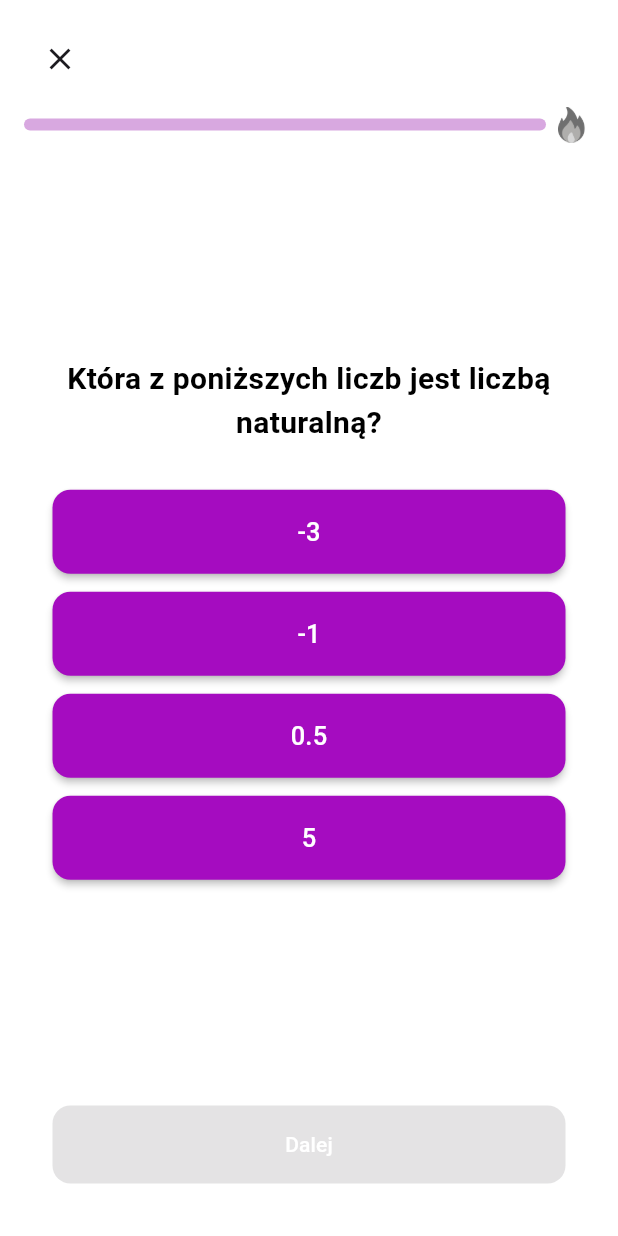
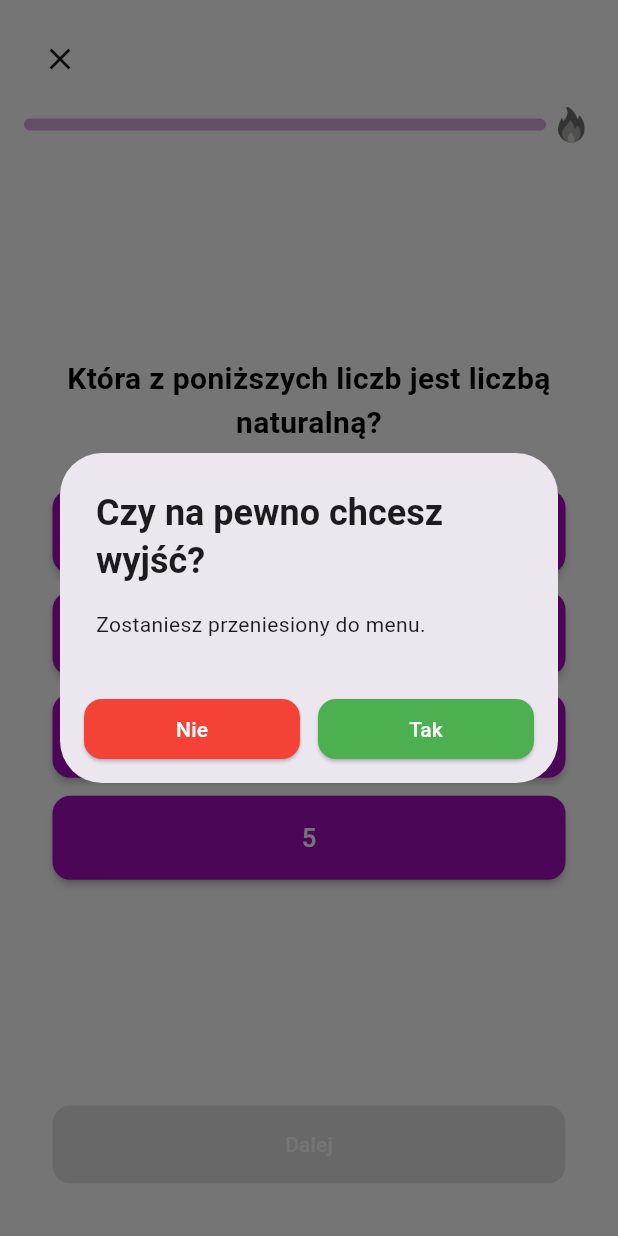
Before and after one commit to SzimiCode/AplikacjaMatematyka, a Flutter app: the QuizFirstTypePage screen opened directly, after a tap on the "close" icon, on a phone screen of 412 x 824 dp. Run offline on Flutter 3.47's test engine with Material 3 defaults, Android fonts, the phone set to English and light mode, and no system bars; our stand-ins replace dash_chat_2, flutter_dotenv, flutter_gemini, math_expressions, shared_preferences; accounts and stored records are empty; network calls fail.

Commit message:
feat: leaving button from quiz

```diff
--- a/aplikacjamatematyka/lib/features/quiz/view/widgets/app_bar_quiz_first_type_widget.dart
+++ b/aplikacjamatematyka/lib/features/quiz/view/widgets/app_bar_quiz_first_type_widget.dart
@@ -2,6 +2,7 @@ import 'package:flutter/material.dart';
 import 'package:provider/provider.dart';
 import 'package:aplikacjamatematyka/features/quiz/viewmodel/quiz_page_viewmodel.dart';
 import 'package:aplikacjamatematyka/features/quiz/data/questions.dart';
+import 'package:aplikacjamatematyka/core/data/notifiers.dart';
 
 
 class AppBarQuizFirstTypeWidget extends StatelessWidget implements PreferredSizeWidget {
@@ -22,11 +23,64 @@ class AppBarQuizFirstTypeWidget extends StatelessWidget implements PreferredSize
               children: [
                 IconButton(
                   icon: const Icon(Icons.close),
-                  onPressed: () {
-                    // Tutaj można dodać okno potwierdzenia
-                  },
+                 onPressed: () {
+  showDialog(
+    context: context,
+    builder: (context) {
+      return AlertDialog(
+        title: const Text(
+          "Czy na pewno chcesz wyjść?",
+          style: TextStyle(fontWeight: FontWeight.bold),
+        ),
+        content: const Text("Zostaniesz przeniesiony do menu."),
+        actionsPadding: const EdgeInsets.symmetric(horizontal: 16, vertical: 12),
+        actions: [
+                  Row(
+                    mainAxisAlignment: MainAxisAlignment.spaceBetween,
+                    children: [
+                      Expanded(
+                        child: ElevatedButton(
+                          onPressed: () {
+                            Navigator.pop(context);
+                          },
+                          style: ElevatedButton.styleFrom(
+                            backgroundColor: Colors.red,
+                            foregroundColor: Colors.white,
+                            shape: RoundedRectangleBorder(
+                              borderRadius: BorderRadius.circular(12),
+                            ),
+                          ),
+                          child: const Text("Nie"),
+                        ),
+                      ),
+
+                      const SizedBox(width: 12),
+                      Expanded(
+                        child: ElevatedButton(
+                          onPressed: () {
+                            Navigator.pop(context);
+                            selectedPageNotifier.value = 0;
+                          },
+                          style: ElevatedButton.styleFrom(
+                            backgroundColor: Colors.green,
+                            foregroundColor: Colors.white,
+                            shape: RoundedRectangleBorder(
+                              borderRadius: BorderRadius.circular(12),
+                            ),
+                          ),
+                          child: const Text("Tak"),
+                        ),
+                      ),
+                    ],
+                  ),
+                ],
+              );
+            },
+          );
+},
+
                 ),
-                const SizedBox(width: 8),
+
               ],
             ),
             const SizedBox(height: 8),
```
